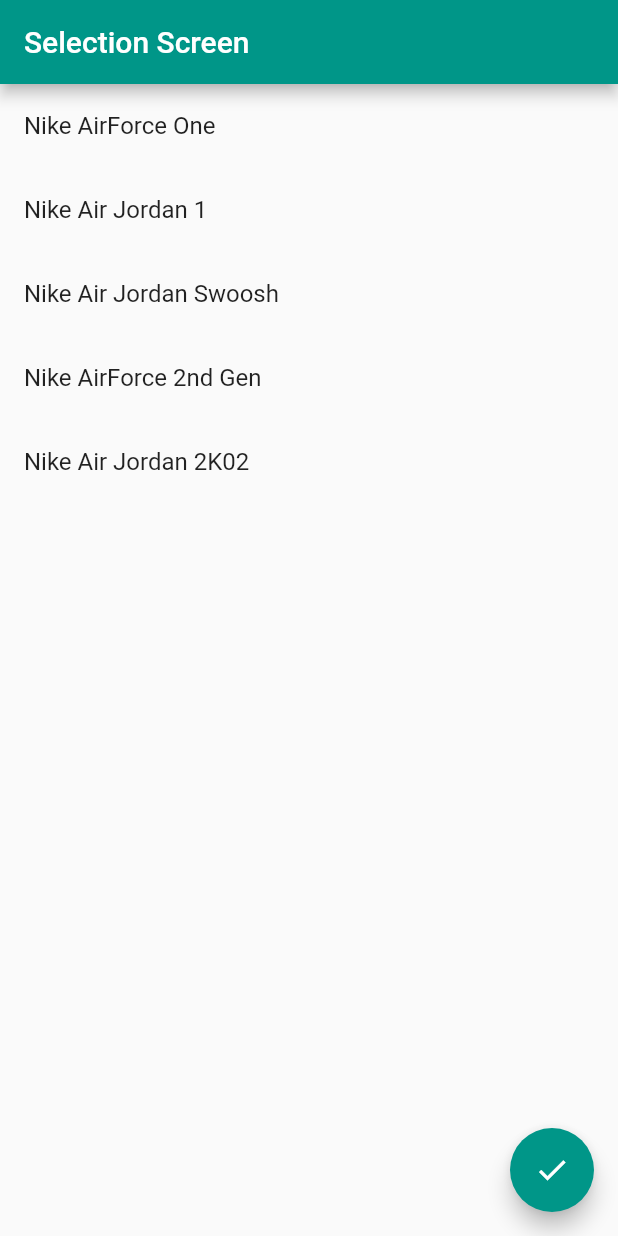
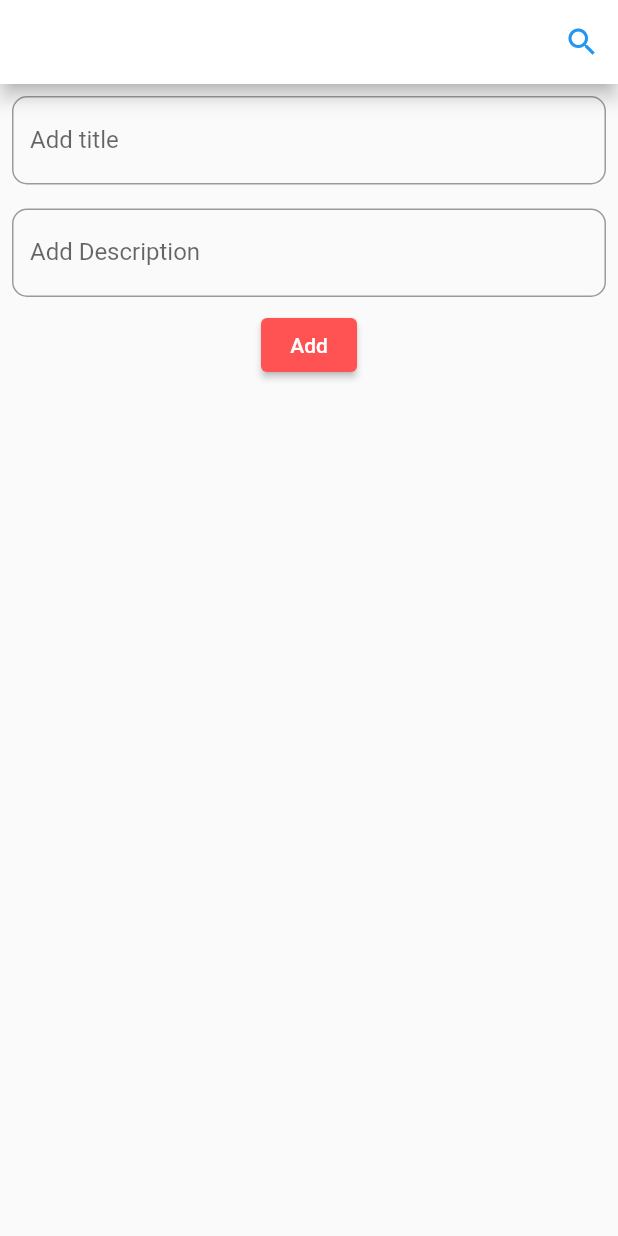
Before and after one commit to shahad7464/app_devolpment, a Flutter app: the screen it shows after launch, on a phone screen of 412 x 824 dp. Run offline on Flutter 3.47's test engine with Material 2 defaults, Android fonts, the phone set to English and light mode, and no system bars.

Commit message:
Module 10 Assignment is Done!!!

```diff
--- a/lib/home.dart
+++ b/lib/home.dart
@@ -1,76 +1,211 @@
 import 'package:flutter/material.dart';
 
-class ListItem {
-  String title;
-  bool selected;
-
-  ListItem({required this.title, this.selected = false});
-}
-class SelectionScreen extends StatefulWidget {
-  const SelectionScreen({super.key});
+class ToDoList extends StatefulWidget {
+  const ToDoList({super.key});
 
   @override
-  _SelectionScreenState createState() => _SelectionScreenState();
+  _ToDoListState createState() => _ToDoListState();
 }
 
-class _SelectionScreenState extends State<SelectionScreen> {
-  List<ListItem> items = [
-    ListItem(title: 'Nike AirForce One'),
-    ListItem(title: 'Nike Air Jordan 1'),
-    ListItem(title: 'Nike Air Jordan Swoosh'),
-    ListItem(title: 'Nike AirForce 2nd Gen'),
-    ListItem(title: 'Nike Air Jordan 2K02'),
-  ];
-  int selectedItemCounts = 0;
-
-  void selectedItemCount() {
-    selectedItemCounts = items.where((item) => item.selected).length;
-  }
+class _ToDoListState extends State<ToDoList> {
+  List<Item> items = [];
+  final titleController = TextEditingController();
+  final descriptionController = TextEditingController();
 
   @override
   Widget build(BuildContext context) {
     return Scaffold(
       appBar: AppBar(
-        title: const Text('Selection Screen'),
+        backgroundColor: Colors.white,
+        elevation: 5,
+        actions: [
+          IconButton(onPressed: (){}, icon: const Icon(
+            Icons.search,
+            color: Colors.blue,
           ),
-      body: ListView.builder(
+          )
+        ],
+      ),
+      body: Column(
+        children: [
+          Padding(
+            padding: const EdgeInsets.all(8.0),
+            child: TextField(
+              controller: titleController,
+              decoration: const InputDecoration(
+                border: OutlineInputBorder(
+                  borderRadius:  BorderRadius.all(Radius.circular(10.0),),
+                ),
+                labelText: 'Add title',
+                hintText: 'Enter the title',
+              ),
+            ),
+          ),
+          Padding(
+            padding: const EdgeInsets.all(8.0),
+            child: TextField(
+              controller: descriptionController,
+              decoration: const InputDecoration(
+                border: OutlineInputBorder(
+                  borderRadius:  BorderRadius.all(Radius.circular(10.0),),
+                  borderSide: BorderSide(color: Colors.red),
+                ),
+                labelText: 'Add Description',
+                hintText: 'Enter the description',
+              ),
+            ),
+          ),
+          ElevatedButton(
+            style: ElevatedButton.styleFrom(
+              backgroundColor: Colors.redAccent,
+            ),
+            onPressed: () {
+              addItem();
+            },
+            child: const Text('Add',style: TextStyle(color: Colors.white),),
+          ),
+          Expanded(
+            child: ListView.builder(
               itemCount: items.length,
               itemBuilder: (context, index) {
-          return ListTile(
+                return Padding(
+                  padding: const EdgeInsets.all(8.0),
+                  child: Card(
+                    color: Colors.white54,
+                    elevation: 3,
+                    child: ListTile(
                       title: Text(items[index].title),
-            onTap: () {
-              setState(() {
-                items[index].selected = !items[index].selected;
-                selectedItemCount();
-              });
+                      subtitle: Text(items[index].description),
+                      leading: Container(
+                        width: 34,
+                        height: 34,
+                        decoration: const BoxDecoration(
+                          shape: BoxShape.circle,
+                          color: Colors.red,
+                        ),
+                      ),
+                      trailing: const Icon(
+                        Icons.arrow_forward,
+                        color: Colors.grey,
+                      ),
+                      onLongPress: () {
+                        showOptionsDialog(index);
                       },
-            tileColor: items[index].selected ? Colors.teal : null,
+                    ),
+                  ),
                 );
               },
             ),
-      floatingActionButton: FloatingActionButton(
-        onPressed: () {
+          ),
+        ],
+      ),
+    );
+  }
+
+  void addItem() {
+    String title = titleController.text;
+    String description = descriptionController.text;
+
+    if (title.isNotEmpty && description.isNotEmpty) {
+      setState(() {
+        items.add(Item(title, description));
+        titleController.clear();
+        descriptionController.clear();
+      });
+    }
+  }
+
+  void showOptionsDialog(int index) {
     showDialog(
       context: context,
       builder: (BuildContext context) {
         return AlertDialog(
-                title: const Text('Selected Items',style: TextStyle(color: Colors.teal),),
-                content: Text('Number of selected items: $selectedItemCounts'),
-                actions: [
+          title: const Text('Alert',style: TextStyle(fontWeight: FontWeight.bold),),
+          actions: <Widget>[
             TextButton(
+              child: const Text('Edit'),
               onPressed: () {
                 Navigator.of(context).pop();
+                showEditBottomSheet(index);
               },
-                    child: const Text('Close',style: TextStyle(color: Colors.teal),),
+            ),
+            TextButton(
+              child: const Text('Delete'),
+              onPressed: () {
+                setState(() {
+                  items.removeAt(index);
+                });
+                Navigator.of(context).pop();
+              },
             ),
           ],
         );
       },
     );
+  }
+
+  void showEditBottomSheet(int index) {
+    String editedTitle = items[index].title;
+    String editedDescription = items[index].description;
+
+    showModalBottomSheet(
+      context: context,
+      builder: (BuildContext context) {
+        return Container(
+          padding: const EdgeInsets.all(16),
+          child: Column(
+            children: [
+              TextField(
+                controller: TextEditingController(text: editedTitle),
+                decoration: const InputDecoration(
+                  border: OutlineInputBorder(
+                    borderRadius:  BorderRadius.all(Radius.circular(4.0),),
+                  ),
+                  labelText: 'Add title',
+                  hintText: 'Enter the title',
+                ),
+                onChanged: (value) {
+                  editedTitle = value;
                 },
-        backgroundColor: Colors.teal,
-        child: const Icon(Icons.check),
               ),
+              const SizedBox(height: 10,),
+              TextField(
+                controller: TextEditingController(text: editedDescription),
+                decoration: const InputDecoration(
+                  border: OutlineInputBorder(
+                    borderRadius:  BorderRadius.all(Radius.circular(4.0),),
+                  ),
+                  labelText: 'Add title',
+                  hintText: 'Enter the title',
+                ),
+                onChanged: (value) {
+                  editedDescription = value;
+                },
+              ),
+              ElevatedButton(
+                style: ElevatedButton.styleFrom(
+                  backgroundColor: Colors.redAccent,
+                ),
+                onPressed: () {
+                  setState(() {
+                    items[index].title = editedTitle;
+                    items[index].description = editedDescription;
+                  });
+                  Navigator.of(context).pop();
+                },
+                child: const Text('Edit Done',style: TextStyle(color: Colors.white),),
+              ),
+            ],
+          ),
+        );
+      },
     );
   }
 }
+
+class Item {
+  String title;
+  String description;
+
+  Item(this.title, this.description);
+}
--- a/lib/main.dart
+++ b/lib/main.dart
@@ -3,23 +3,20 @@
 
 void main() {
   runApp(
-    const NikeBangladeshApp(),
+    const ToDoApp(),
   );
-
 }
 
-class NikeBangladeshApp extends StatelessWidget {
-  const NikeBangladeshApp({super.key});
+class ToDoApp extends StatelessWidget {
+  const ToDoApp({super.key});
 
   @override
   Widget build(BuildContext context) {
-    return  MaterialApp(
+    return MaterialApp(
       theme: ThemeData(
-        appBarTheme: const AppBarTheme(
-          color: Colors.teal,
-        )
+        primarySwatch: Colors.cyan,
       ),
-      home: const SelectionScreen(),
+      home:  const ToDoList(),
     );
   }
 }
```
Lines whose indentation alone changed are shown as unchanged.
